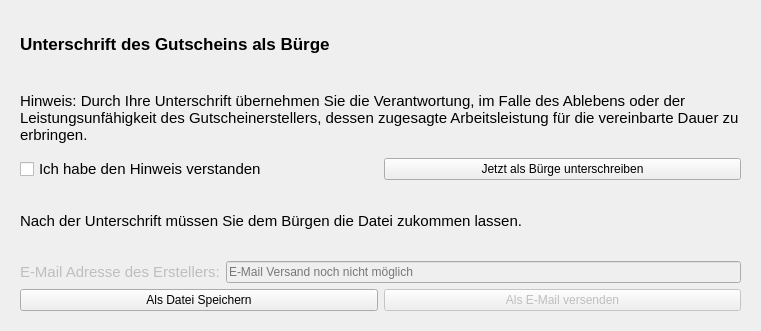
First picture: the form in src/gui/qt/ui_components/form_sign_as_guarantor.ui, repository minutogit/eMinuto-Desktop-Prototype, before the edit.
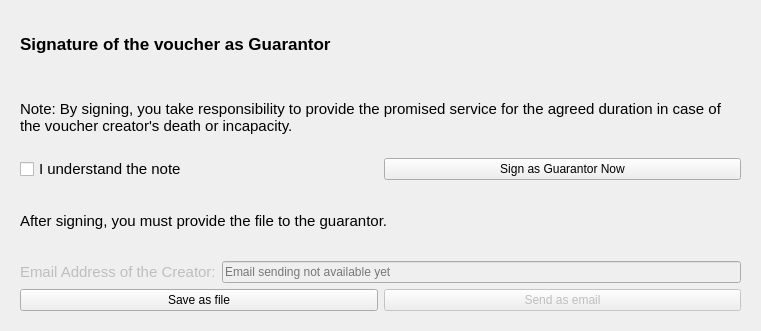
Second picture: the form after the edit.

The edit to the form file:
```diff
--- a/src/gui/qt/ui_components/form_sign_as_guarantor.ui
+++ b/src/gui/qt/ui_components/form_sign_as_guarantor.ui
@@ -33,7 +33,7 @@
        </font>
       </property>
       <property name="text">
-       <string>Unterschrift des Gutscheins als Bürge</string>
+       <string>Signature of the voucher as Guarantor</string>
       </property>
      </widget>
     </item>
@@ -45,7 +45,7 @@
        </font>
       </property>
       <property name="text">
-       <string>Hinweis: Durch Ihre Unterschrift übernehmen Sie die Verantwortung, im Falle des Ablebens oder der Leistungsunfähigkeit des Gutscheinerstellers, dessen zugesagte Arbeitsleistung für die vereinbarte Dauer zu erbringen.</string>
+       <string>Note: By signing, you take responsibility to provide the promised service for the agreed duration in case of the voucher creator's death or incapacity.</string>
       </property>
       <property name="wordWrap">
        <bool>true</bool>
@@ -62,14 +62,14 @@
          </font>
         </property>
         <property name="text">
-         <string>Ich habe den Hinweis verstanden</string>
+         <string>I understand the note</string>
         </property>
        </widget>
       </item>
       <item>
        <widget class="QPushButton" name="pushButton_sign_as_guarantor">
         <property name="text">
-         <string>Jetzt als Bürge unterschreiben</string>
+         <string>Sign as Guarantor Now</string>
         </property>
        </widget>
       </item>
@@ -83,7 +83,7 @@
        </font>
       </property>
       <property name="text">
-       <string>Nach der Unterschrift müssen Sie dem Bürgen die Datei zukommen lassen.</string>
+       <string>After signing, you must provide the file to the guarantor.</string>
       </property>
      </widget>
     </item>
@@ -100,7 +100,7 @@
          </font>
         </property>
         <property name="text">
-         <string>E-Mail Adresse des Erstellers:</string>
+         <string>Email Address of the Creator:</string>
         </property>
        </widget>
       </item>
@@ -113,7 +113,7 @@
          <string/>
         </property>
         <property name="placeholderText">
-         <string>E-Mail Versand noch nicht möglich</string>
+         <string>Email sending not available yet</string>
         </property>
        </widget>
       </item>
@@ -133,7 +133,7 @@
          <string/>
         </property>
         <property name="text">
-         <string>Als Datei Speichern</string>
+         <string>Save as file</string>
         </property>
        </widget>
       </item>
@@ -152,7 +152,7 @@
          <string/>
         </property>
         <property name="text">
-         <string>Als E-Mail versenden</string>
+         <string>Send as email</string>
         </property>
        </widget>
       </item>
```
Left out of the diff: 2 changed lines with no effect on the pictures.
